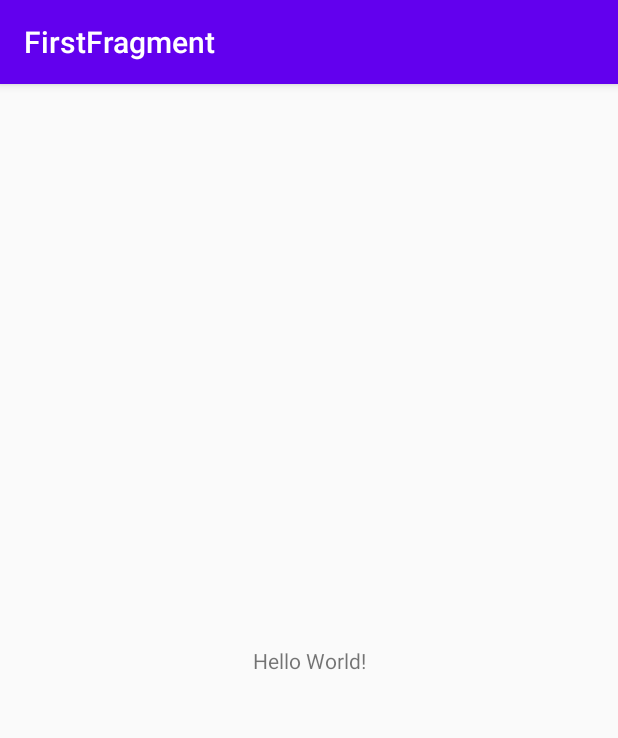
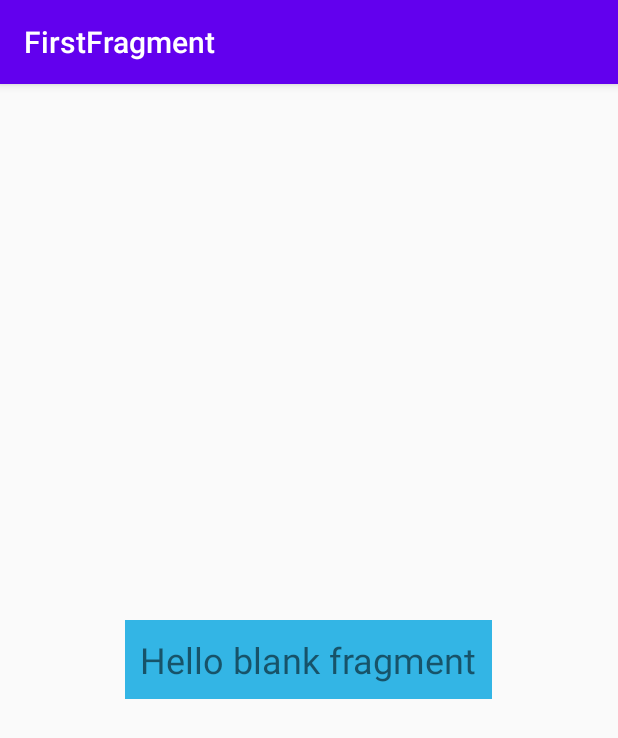
Before and after one commit to caccheme/FirstFragment, an Android app: the screen it shows after launch (MainActivity), on a phone screen of 412 x 824 dp. Shown: the top 738 px of the screen. Run offline under Robolectric (Android 15) with nearby library versions, the phone set to English and light mode, and no system bars.

Commit message:
Display a fragment with xml

```diff
--- /dev/null
+++ b/app/src/main/java/com/example/firstfragment/SimpleFragment.kt
@@ -0,0 +1,20 @@
+package com.example.firstfragment
+
+import android.os.Bundle
+import androidx.fragment.app.Fragment
+import android.view.LayoutInflater
+import android.view.View
+import android.view.ViewGroup
+
+class SimpleFragment : Fragment() {
+
+    override fun onCreateView(
+        inflater: LayoutInflater, container: ViewGroup?,
+        savedInstanceState: Bundle?
+    ): View? {
+        // Inflate the layout for this fragment
+        return inflater.inflate(R.layout.fragment_simple, container, false)
+    }
+
+
+}
--- a/app/src/main/res/layout/activity_main.xml
+++ b/app/src/main/res/layout/activity_main.xml
@@ -1,18 +1,22 @@
 <?xml version="1.0" encoding="utf-8"?>
-<androidx.constraintlayout.widget.ConstraintLayout xmlns:android="http://schemas.android.com/apk/res/android"
-    xmlns:app="http://schemas.android.com/apk/res-auto"
+<RelativeLayout xmlns:android="http://schemas.android.com/apk/res/android"
     xmlns:tools="http://schemas.android.com/tools"
     android:layout_width="match_parent"
     android:layout_height="match_parent"
-    tools:context=".MainActivity">
+    android:paddingLeft="@dimen/activity_horizontal_margin"
+    android:paddingTop="16dp"
+    android:paddingRight="16dp"
+    android:paddingBottom="16dp"
+    tools:context=".MainActivity"
+    android:paddingStart="@dimen/activity_horizontal_margin"
+    android:paddingEnd="16dp">
 
-    <TextView
+    <fragment
+        android:id="@+id/simple_fragment"
+        class="com.example.firstfragment.SimpleFragment"
         android:layout_width="wrap_content"
         android:layout_height="wrap_content"
-        android:text="Hello World!"
-        app:layout_constraintBottom_toBottomOf="parent"
-        app:layout_constraintLeft_toLeftOf="parent"
-        app:layout_constraintRight_toRightOf="parent"
-        app:layout_constraintTop_toTopOf="parent" />
+        android:layout_centerInParent="true"
+        tools:layout="@layout/fragment_simple" />
 
-</androidx.constraintlayout.widget.ConstraintLayout>
+</RelativeLayout>
--- a/app/src/main/res/layout/fragment_blank.xml
+++ b/app/src/main/res/layout/fragment_simple.xml
@@ -5,12 +5,11 @@
     android:layout_height="wrap_content"
     android:padding="10dp"
     android:background="@android:color/holo_blue_light"
-    tools:context=".BlankFragment">
+    tools:context=".SimpleFragment">
 
-    <!-- TODO: Update blank fragment layout -->
     <TextView
-        android:layout_width="match_parent"
-        android:layout_height="match_parent"
+        android:layout_width="wrap_content"
+        android:layout_height="wrap_content"
         android:textSize="24sp"
         android:layout_centerInParent="true"
         android:text="@string/hello_blank_fragment" />
--- /dev/null
+++ b/app/src/main/res/values/dimens.xml
@@ -0,0 +1,4 @@
+<?xml version="1.0" encoding="utf-8"?>
+<resources>
+    <dimen name="activity_horizontal_margin">16dp</dimen>
+</resources>
```
Also changed, not shown: app/src/main/java/com/example/firstfragment/BlankFragment.kt (deleted, +0 -59 lines).
